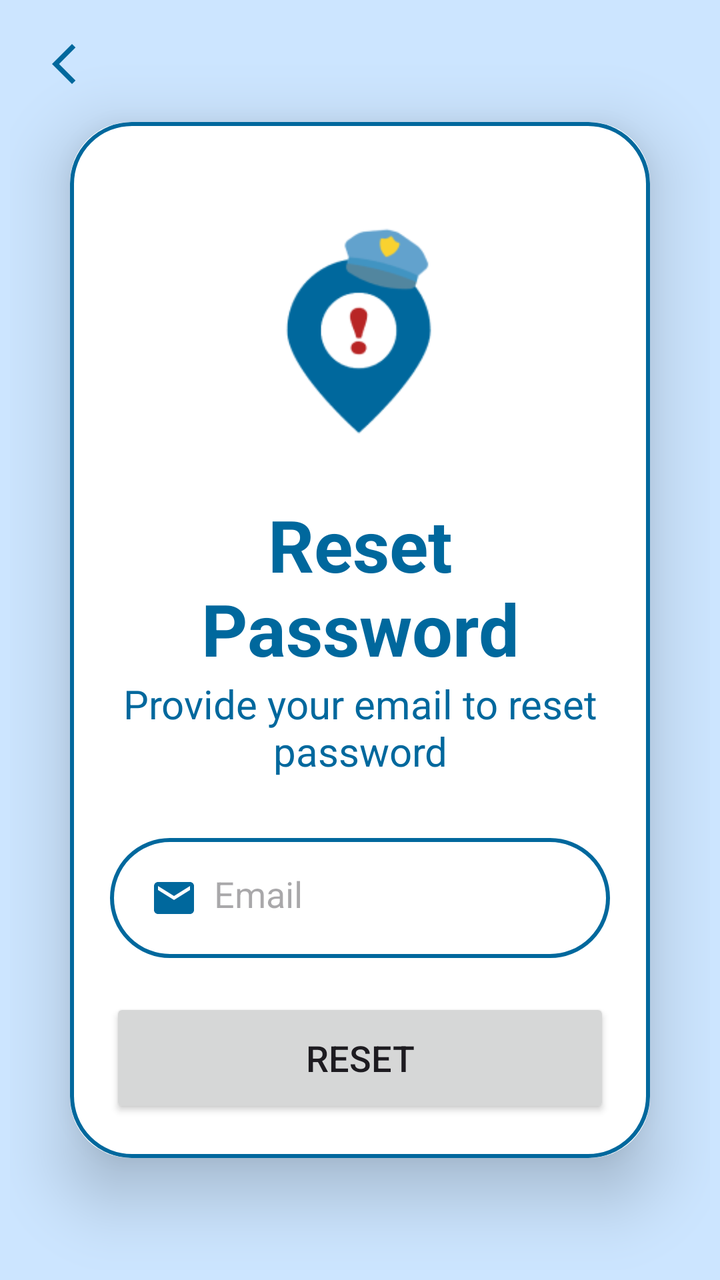
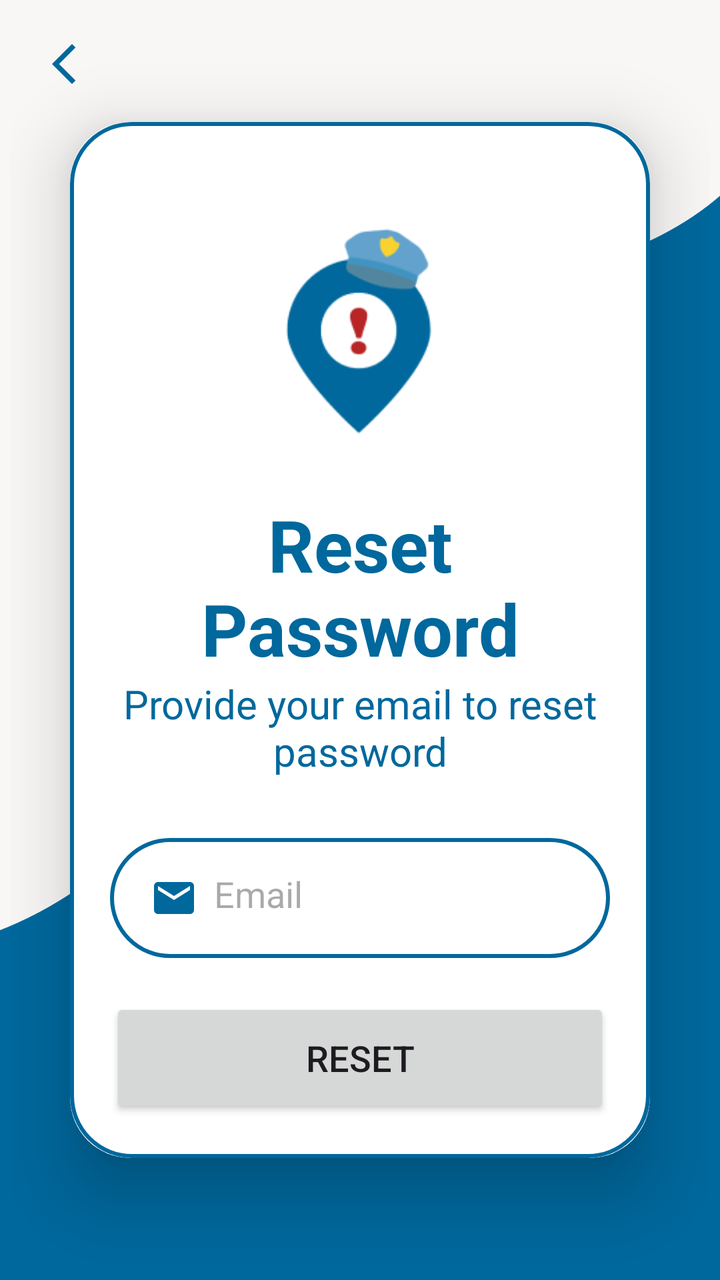

Two renders of the same Android screen: before a commit and after it. Below are the layout's source before the change and the commit's diff.
<!-- AndroidManifest.xml: application theme Theme.SafeGuardApp -->
<!-- res/layout/activity_forgot_password.xml -->
<?xml version="1.0" encoding="utf-8"?>
<androidx.constraintlayout.widget.ConstraintLayout xmlns:android="http://schemas.android.com/apk/res/android"
    xmlns:app="http://schemas.android.com/apk/res-auto"
    xmlns:tools="http://schemas.android.com/tools"
    android:layout_width="match_parent"
    android:layout_height="match_parent"
    android:background="@color/md_theme_light_primaryContainer"
    android:padding="5dp"
    tools:context=".ForgotPasswordActivity">

    <ImageView
        android:layout_width="wrap_content"
        android:layout_height="wrap_content"
        android:layout_marginStart="15dp"
        android:layout_marginTop="15dp"
        android:id="@+id/backLogin"
        android:src="@drawable/baseline_arrow_back_ios_new_24"
        app:layout_constraintStart_toStartOf="parent"
        app:layout_constraintTop_toTopOf="parent" />

    <androidx.cardview.widget.CardView
        android:layout_width="match_parent"
        android:layout_height="wrap_content"
        android:layout_margin="30dp"
        app:cardCornerRadius="30dp"
        app:cardElevation="20dp"
        app:layout_constraintBottom_toBottomOf="parent"
        app:layout_constraintEnd_toEndOf="parent"
        app:layout_constraintStart_toStartOf="parent"
        app:layout_constraintTop_toTopOf="parent">

        <LinearLayout
            android:layout_width="match_parent"
            android:layout_height="wrap_content"
            android:layout_gravity="center_horizontal"
            android:background="@drawable/custom_edittext"
            android:orientation="vertical"
            android:padding="20dp">

            <ImageView
                android:layout_width="210dp"
                android:layout_height="167dp"
                android:layout_gravity="center_horizontal"
                android:src="@drawable/safe_guard_icon" />

            <TextView
                android:layout_width="match_parent"
                android:layout_height="wrap_content"
                android:text="Reset Password"
                android:textAlignment="center"
                android:textColor="@color/md_theme_light_primary"
                android:textSize="36sp"
                android:textStyle="bold" />

            <TextView
                android:layout_width="match_parent"
                android:layout_height="wrap_content"
                android:text="Provide your email to reset password"
                android:textAlignment="center"
                android:textColor="@color/md_theme_light_primary"
                android:textSize="20sp" />

            <EditText
                android:id="@+id/resetEmail"
                android:layout_width="match_parent"
                android:layout_height="60dp"
                android:layout_marginTop="30dp"
                android:background="@drawable/custom_edittext"
                android:drawableLeft="@drawable/baseline_email_24"
                android:drawablePadding="8dp"
                android:hint="Email"
                android:padding="20dp"
                android:textColor="@color/black"
                android:inputType="textEmailAddress"/>

            <Button
                android:id="@+id/resetBtn"
                android:layout_width="match_parent"
                android:layout_height="60dp"
                android:layout_marginTop="20dp"
                android:text="Reset"
                android:textSize="18sp"
                app:cornerRadius="20dp" />

            <ProgressBar
                android:layout_width="wrap_content"
                android:layout_height="wrap_content"
                android:id="@+id/progressBar"
                android:layout_gravity="center_horizontal"
                android:elevation="10dp"
                android:visibility="gone"/>

        </LinearLayout>
    </androidx.cardview.widget.CardView>
</androidx.constraintlayout.widget.ConstraintLayout>
<!-- resources referenced by this layout -->
<resources>
  <color name="black">#000000</color>
  <color name="md_theme_light_primary">#00689D</color>
  <color name="md_theme_light_primaryContainer">#CCE5FF</color>
  <!-- drawable baseline_arrow_back_ios_new_24 (drawable) -->
  <vector android:height="24dp" android:tint="#00689D"
      android:viewportHeight="24" android:viewportWidth="24"
      android:width="24dp" xmlns:android="http://schemas.android.com/apk/res/android">
      <path android:fillColor="@android:color/white" android:pathData="M17.77,3.77l-1.77,-1.77l-10,10l10,10l1.77,-1.77l-8.23,-8.23z"/>
  </vector>
  <!-- drawable baseline_email_24 (drawable) -->
  <vector android:height="24dp" android:tint="#00689D"
      android:viewportHeight="24" android:viewportWidth="24"
      android:width="24dp" xmlns:android="http://schemas.android.com/apk/res/android">
      <path android:fillColor="@android:color/white" android:pathData="M20,4L4,4c-1.1,0 -1.99,0.9 -1.99,2L2,18c0,1.1 0.9,2 2,2h16c1.1,0 2,-0.9 2,-2L22,6c0,-1.1 -0.9,-2 -2,-2zM20,8l-8,5 -8,-5L4,6l8,5 8,-5v2z"/>
  </vector>
  <!-- drawable custom_edittext (drawable) -->
  <?xml version="1.0" encoding="utf-8"?>
  <shape xmlns:android="http://schemas.android.com/apk/res/android"
      android:shape="rectangle">
  
      <stroke
          android:width="2dp"
          android:color="@color/md_theme_light_primary"/>
      <corners
          android:radius="30dp"/>
  </shape>
  <style name="Theme.SafeGuardApp" parent="Base.Theme.SafeGuardApp" />
  <color name="md_theme_light_onPrimary">#FFFFFF</color>
  <color name="md_theme_light_onPrimaryContainer">#001E31</color>
  <color name="md_theme_light_secondary">#51606F</color>
  <color name="md_theme_light_onSecondary">#FFFFFF</color>
  <color name="md_theme_light_secondaryContainer">#D4E4F6</color>
  <color name="md_theme_light_onSecondaryContainer">#0D1D2A</color>
  <color name="md_theme_light_tertiary">#66587B</color>
  <color name="md_theme_light_onTertiary">#FFFFFF</color>
  <color name="md_theme_light_tertiaryContainer">#EDDCFF</color>
  <color name="md_theme_light_onTertiaryContainer">#211534</color>
  <color name="md_theme_light_error">#BA1A1A</color>
  <color name="md_theme_light_errorContainer">#FFDAD6</color>
  <color name="md_theme_light_onError">#FFFFFF</color>
  <color name="md_theme_light_onErrorContainer">#410002</color>
  <color name="md_theme_light_background">#F8F7F6</color>
  <color name="md_theme_light_onBackground">#1A1C1E</color>
  <color name="md_theme_light_outline">#72787E</color>
  <color name="md_theme_light_inverseOnSurface">#F0F0F4</color>
  <color name="md_theme_light_inverseSurface">#2F3133</color>
  <color name="md_theme_light_surface">#F9F9FC</color>
  <color name="md_theme_light_onSurface">#1A1C1E</color>
  <color name="md_theme_light_surfaceVariant">#DEE3EB</color>
  <color name="md_theme_light_onSurfaceVariant">#42474E</color>
  <color name="md_theme_light_inversePrimary">#92CCFF</color>
  <!-- unchanged entries left out for length: 2 -->
</resources>

<!-- the commit's change to res/layout/activity_forgot_password.xml (unified diff, before → after) -->
@@ -4,7 +4,7 @@
     xmlns:tools="http://schemas.android.com/tools"
     android:layout_width="match_parent"
     android:layout_height="match_parent"
-    android:background="@color/md_theme_light_primaryContainer"
+    android:background="@drawable/login_background"
     android:padding="5dp"
     tools:context=".ForgotPasswordActivity">
 
<!-- resource entries referenced after the edit -->
@@ -26,6 +26,7 @@
       <corners
           android:radius="30dp"/>
   </shape>
+  <!-- drawable login_background: png bitmap (drawable, 30103 bytes) -->
   <style name="Theme.SafeGuardApp" parent="Base.Theme.SafeGuardApp" />
   <color name="md_theme_light_onPrimary">#FFFFFF</color>
   <color name="md_theme_light_onPrimaryContainer">#001E31</color>
